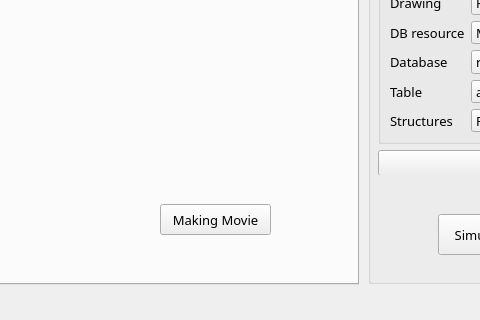
Old version of the form mainwindow.ui in the repository leighsix/CompetitionPycharm; both pictures show x 582 to 1062 and y 506 to 826 of the 1284 by 826 pixel window.
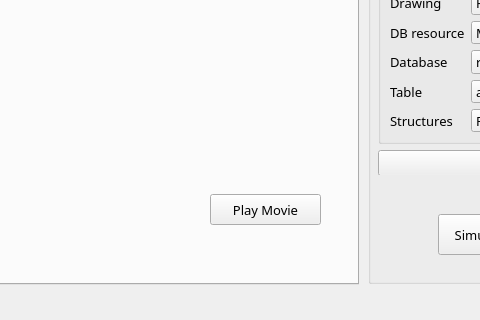
New version of the form. The open tabs and pages were chosen to show the change. Icons and pictures are not drawn.

```diff
--- a/mainwindow.ui
+++ b/mainwindow.ui
@@ -987,22 +987,11 @@
      <attribute name="title">
       <string>Movie</string>
      </attribute>
-     <widget class="QWidget" name="horizontalLayoutWidget_5">
+     <widget class="QPushButton" name="play_movie_Button">
       <property name="geometry">
        <rect>
-        <x>30</x>
-        <y>30</y>
-        <width>821</width>
-        <height>621</height>
-       </rect>
-      </property>
-      <layout class="QHBoxLayout" name="movie_Layout"/>
-     </widget>
-     <widget class="QPushButton" name="making_movie_Button">
-      <property name="geometry">
-       <rect>
-        <x>740</x>
-        <y>670</y>
+        <x>790</x>
+        <y>660</y>
         <width>111</width>
         <height>31</height>
        </rect>
@@ -1017,9 +1006,30 @@
        </font>
       </property>
       <property name="text">
-       <string>Making Movie</string>
+       <string>Play Movie</string>
       </property>
      </widget>
+     <widget class="QWidget" name="movie_widget" native="true">
+      <property name="geometry">
+       <rect>
+        <x>10</x>
+        <y>10</y>
+        <width>901</width>
+        <height>631</height>
+       </rect>
+      </property>
+      <widget class="QWidget" name="horizontalLayoutWidget_5">
+       <property name="geometry">
+        <rect>
+         <x>30</x>
+         <y>40</y>
+         <width>831</width>
+         <height>561</height>
+        </rect>
+       </property>
+       <layout class="QHBoxLayout" name="movie_layout"/>
+      </widget>
+     </widget>
     </widget>
     <widget class="QWidget" name="DB_manage">
      <attribute name="title">
```
Left out of the diff: 2 changed lines with no effect on the pictures.
